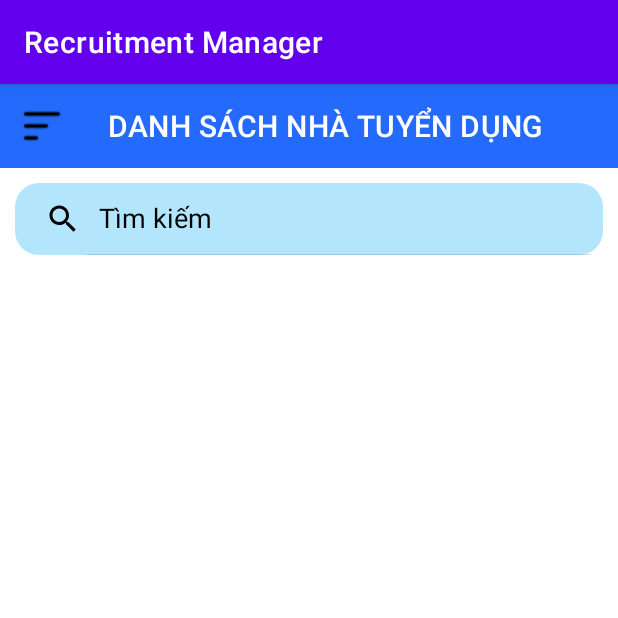
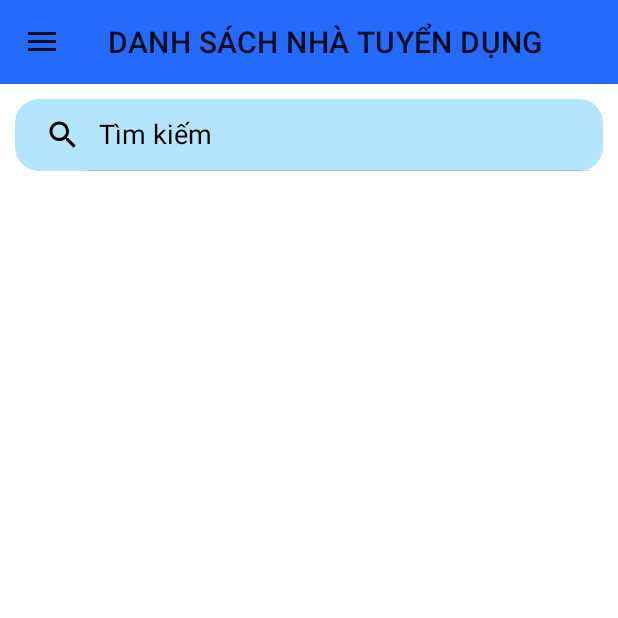
Before and after one commit to DGB2001/recruitment_manager, an Android app: the GetEmployerList screen opened directly, with no data from a screen before it, on a phone screen of 412 x 824 dp, the top half of it. Run offline under Robolectric (Android 15) with nearby library versions, the phone set to English and light mode, and no system bars.

Commit message:
feature: get employer list

```diff
--- a/app/src/main/java/com/example/recruitmentmanager/GetEmployerList.java
+++ b/app/src/main/java/com/example/recruitmentmanager/GetEmployerList.java
@@ -1,14 +1,91 @@
 package com.example.recruitmentmanager;
 
+import androidx.annotation.NonNull;
+import androidx.appcompat.app.ActionBarDrawerToggle;
 import androidx.appcompat.app.AppCompatActivity;
+import androidx.core.view.GravityCompat;
+import androidx.drawerlayout.widget.DrawerLayout;
+import androidx.appcompat.widget.Toolbar;
 
+
+import android.content.Intent;
 import android.os.Bundle;
+import android.view.Menu;
+import android.view.MenuItem;
+import android.view.WindowManager;
 
-public class GetEmployerList extends AppCompatActivity {
+
+import com.google.android.material.navigation.NavigationView;
+
+public class GetEmployerList extends AppCompatActivity implements NavigationView.OnNavigationItemSelectedListener {
+    NavigationView nav_view;
+    Toolbar toolbar;
+    DrawerLayout drawerLayout;
 
     @Override
     protected void onCreate(Bundle savedInstanceState) {
         super.onCreate(savedInstanceState);
+        getWindow().setFlags(WindowManager.LayoutParams.FLAG_FULLSCREEN, WindowManager.LayoutParams.FLAG_FULLSCREEN);
         setContentView(R.layout.activity_get_employer_list);
+
+        drawerLayout = findViewById(R.id.drawerLayout);
+        nav_view = findViewById(R.id.nav_view);
+        toolbar = findViewById(R.id.toolbar);
+
+        /********Toolbar********/
+        setSupportActionBar(toolbar);
+
+        /********Navigation Drawer Menu********/
+        nav_view.bringToFront();
+        ActionBarDrawerToggle toggle = new ActionBarDrawerToggle(this, drawerLayout, toolbar, R.string.navigation_drawer_open, R.string.navigation_drawer_close);
+        drawerLayout.addDrawerListener(toggle);
+        toggle.syncState();
+        nav_view.setCheckedItem(R.id.menu_candidate_home);
+
+        /********Hide or show menu items********/
+        Menu menu = nav_view.getMenu();
+
+
+        setOnClick();
+    }
+
+    private void setOnClick() {
+        nav_view.setNavigationItemSelectedListener(this);
+
+    }
+
+    @Override
+    public boolean onNavigationItemSelected(@NonNull MenuItem menuItem) {
+        Menu menu = nav_view.getMenu();
+        Intent intent;
+        switch (menuItem.getItemId()) {
+            case R.id.menu_candidate_home:
+                intent = new Intent(GetEmployerList.this, MainActivity.class);
+                startActivity(intent);
+                break;
+
+            case R.id.menu_candidate_tintuyendung:
+                break;
+
+            case R.id.menu_candidate_nhatuyendung:
+                break;
+
+            case R.id.menu_candidate_thongtin:
+                break;
+
+            case R.id.menu_candidate_hotro:
+                break;
+
+            case R.id.menu_candidate_account:
+                break;
+
+            case R.id.menu_candidate_logout:
+                break;
+
+            default:
+                break;
+        }
+        drawerLayout.closeDrawer(GravityCompat.START);
+        return true;
     }
 }
--- a/app/src/main/res/layout/activity_get_employer_list.xml
+++ b/app/src/main/res/layout/activity_get_employer_list.xml
@@ -2,6 +2,7 @@
 <androidx.drawerlayout.widget.DrawerLayout xmlns:android="http://schemas.android.com/apk/res/android"
     xmlns:app="http://schemas.android.com/apk/res-auto"
     xmlns:tools="http://schemas.android.com/tools"
+    android:id="@+id/drawerLayout"
     android:layout_width="match_parent"
     android:layout_height="match_parent"
     android:fitsSystemWindows="true"
--- a/app/src/main/res/layout/item_employer.xml
+++ b/app/src/main/res/layout/item_employer.xml
@@ -17,7 +17,7 @@
             android:layout_height="wrap_content"
             android:text="Tittle"
             android:textAllCaps="true"
-            android:textColor="#EF5350"
+            android:textColor="#000"
             android:textStyle="bold"
             android:textSize="22dp" />
 
--- a/app/src/main/res/values-night/themes.xml
+++ b/app/src/main/res/values-night/themes.xml
@@ -1,6 +1,6 @@
 <resources xmlns:tools="http://schemas.android.com/tools">
     <!-- Base application theme. -->
-    <style name="Theme.RecruitmentManager" parent="Theme.MaterialComponents.DayNight.DarkActionBar">
+    <style name="Theme.RecruitmentManager" parent="Theme.MaterialComponents.DayNight.NoActionBar">
         <!-- Primary brand color. -->
         <item name="colorPrimary">@color/purple_200</item>
         <item name="colorPrimaryVariant">@color/purple_700</item>
--- a/app/src/main/res/values/strings.xml
+++ b/app/src/main/res/values/strings.xml
@@ -1,3 +1,5 @@
 <resources>
     <string name="app_name">Recruitment Manager</string>
+    <string name="navigation_drawer_open">Open navigation drawer</string>
+    <string name="navigation_drawer_close">Close navigation drawer</string>
 </resources>
--- a/app/src/main/res/values/themes.xml
+++ b/app/src/main/res/values/themes.xml
@@ -1,6 +1,6 @@
 <resources xmlns:tools="http://schemas.android.com/tools">
     <!-- Base application theme. -->
-    <style name="Theme.RecruitmentManager" parent="Theme.MaterialComponents.DayNight.DarkActionBar">
+    <style name="Theme.RecruitmentManager" parent="Theme.MaterialComponents.DayNight.NoActionBar">
         <!-- Primary brand color. -->
         <item name="colorPrimary">@color/purple_500</item>
         <item name="colorPrimaryVariant">@color/purple_700</item>
```
